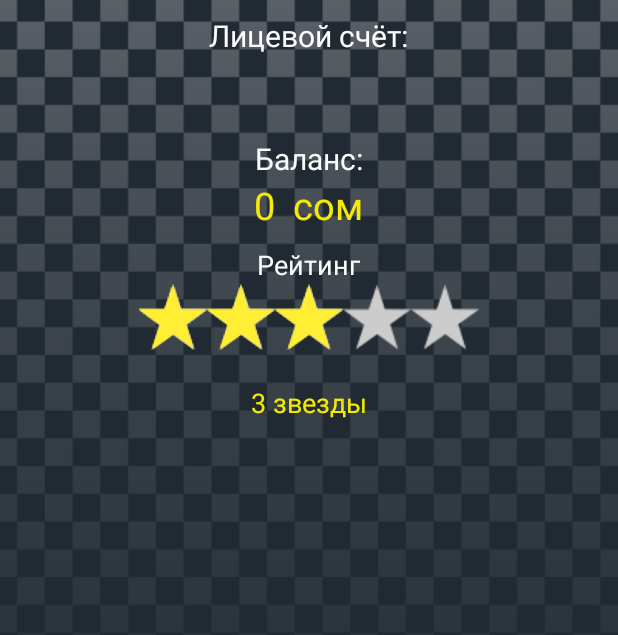
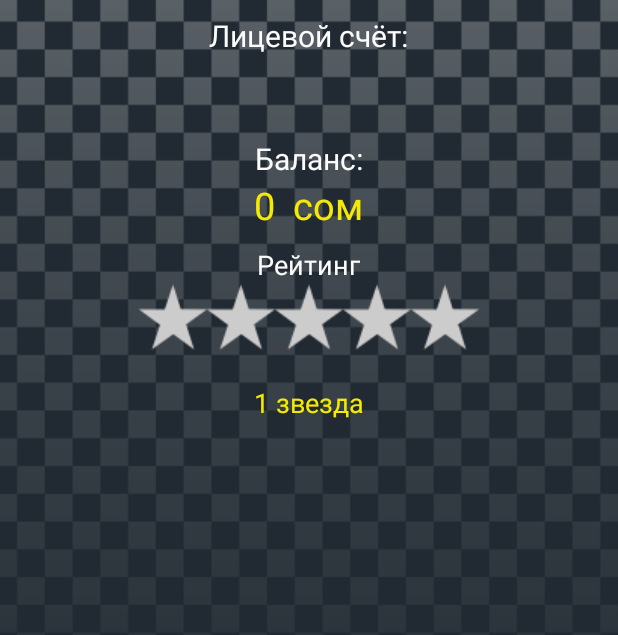
Before and after one commit to Danziamo/taxis, an Android app: the AccountFragment screen opened directly, with no data from a screen before it, on a phone screen of 412 x 824 dp. Shown: the top 635 px of the screen. Run offline under Robolectric (Android 15) with nearby library versions, the phone set to English and light mode, and no system bars.

Commit message:
add rating to account fragment

```diff
--- a/app/src/main/java/taxi/city/citytaxidriver/LoginActivity.java
+++ b/app/src/main/java/taxi/city/citytaxidriver/LoginActivity.java
@@ -294,6 +294,7 @@ public class LoginActivity extends Activity{
                     statusCode = object.getInt("status_code");
                     if (statusCode == HttpStatus.SC_OK) {
                         user.setUser(object);
+                        Helper.saveUserPreferences(LoginActivity.this, user);
                         id = object.getInt("id");
                         JSONObject cars = api.getArrayRequest(null, "usercars/?driver=" + user.id);
                         if (Helper.isSuccess(cars) && cars.has("result") && cars.getJSONArray("result").length() > 0) hasCar = true;
--- a/app/src/main/java/taxi/city/citytaxidriver/core/User.java
+++ b/app/src/main/java/taxi/city/citytaxidriver/core/User.java
@@ -22,6 +22,7 @@ public class User implements Serializable {
     public String dob;
     public String address;
     public String deviceToken;
+    public double rating;
 
     private User() {}
 
@@ -49,6 +50,10 @@ public class User implements Serializable {
         this.dob = json.getString("date_of_birth");
         this.address = json.getString("address");
         this.deviceToken = json.getString("android_token");
+        String ratingSumString = json.getJSONObject("rating").getString("votes__sum");
+        double ratingSum = ratingSumString == null || ratingSumString.equals("null") ? 0 : Double.valueOf(ratingSumString);
+        int ratingCount = json.getJSONObject("rating").getInt("votes__count");
+        this.rating = ratingCount == 0 ? 0 : (int)Math.round(ratingSum/ratingCount);
     }
 
     public String getToken() {
--- a/app/src/main/java/taxi/city/citytaxidriver/fragments/AccountFragment.java
+++ b/app/src/main/java/taxi/city/citytaxidriver/fragments/AccountFragment.java
@@ -1,5 +1,6 @@
 package taxi.city.citytaxidriver.fragments;
 
+import android.media.Rating;
 import android.os.AsyncTask;
 import android.os.Bundle;
 import android.support.v4.app.Fragment;
@@ -7,6 +8,7 @@ import android.util.Log;
 import android.view.LayoutInflater;
 import android.view.View;
 import android.view.ViewGroup;
+import android.widget.RatingBar;
 import android.widget.TextView;
 import android.widget.Toast;
 
@@ -22,6 +24,9 @@ public class AccountFragment extends Fragment {
 
     TextView tvAccountNumber;
     TextView tvAccountBalance;
+    TextView tvRating;
+    RatingBar ratingBar;
+    User user;
     private FetchAccountTask mTask = null;
 
     public static AccountFragment newInstance() {
@@ -35,15 +40,33 @@ public class AccountFragment extends Fragment {
     public View onCreateView(LayoutInflater inflater, ViewGroup container,
                              Bundle savedInstanceState) {
         View rootView = inflater.inflate(R.layout.fragment_account, container, false);
+        user = User.getInstance();
 
         tvAccountNumber = (TextView)rootView.findViewById(R.id.textViewAccountNumber);
         tvAccountBalance = (TextView) rootView.findViewById(R.id.textViewAccountBalance);
+        tvRating = (TextView) rootView.findViewById(R.id.textViewRating);
+        ratingBar = (RatingBar) rootView.findViewById(R.id.ratingBar);
 
         tvAccountNumber.setText(User.getInstance().phone);
         tvAccountBalance.setText(String.valueOf((int)User.getInstance().balance) + "  сом");
+        tvRating.setText(getRatingText(user.rating));
+        ratingBar.setRating((float)user.rating);
 
         fetchTask();
         return rootView;
+    }
+
+    private String getRatingText(double rating) {
+        if (rating <= 1) return "1 звезда";
+        if (rating <= 1.5) return  "1.5 звезды";
+        if (rating <= 2) return  "2 звезды";
+        if (rating <= 2.5) return "2.5 звезды";
+        if (rating <= 3) return  "3 звезды";
+        if (rating <= 3.5) return  "3.5 звезды";
+        if (rating <= 4) return "4 звезды";
+        if (rating <= 4.5) return "4.5 здвезды";
+        if (rating <= 5) return "5 звёзд";
+        return null;
     }
 
     private void fetchTask(){
@@ -59,13 +82,11 @@ public class AccountFragment extends Fragment {
 
         @Override
         protected JSONObject doInBackground(Void... params) {
-            Log.d("Test", String.valueOf(User.getInstance().id));
             return ApiService.getInstance().getRequest(null, "users/" + User.getInstance().id + "/");
         }
 
         @Override
         protected void onPostExecute(final JSONObject result) {
-            Log.d("Test", result.toString());
             mTask = null;
             int statusCode = -1;
             try {
@@ -92,6 +113,13 @@ public class AccountFragment extends Fragment {
         String balance = object.getString("balance");
         double b = balance == null ? 0 : Double.valueOf(balance);
         tvAccountBalance.setText(String.valueOf((int)b) + "  сом");
-        User.getInstance().balance = b;
+        user.balance = b;
+
+        String ratingSumString = object.getJSONObject("rating").getString("votes__sum");
+        double ratingSum = ratingSumString == null || ratingSumString.equals("null") ? 0 : Double.valueOf(ratingSumString);
+        int ratingCount = object.getJSONObject("rating").getInt("votes__count");
+        user.rating = ratingCount == 0 ? 0 : (int)Math.round(ratingSum/ratingCount);
+        ratingBar.setRating((float)user.rating);
+        tvRating.setText(getRatingText(user.rating));
     }
 }
--- a/app/src/main/java/taxi/city/citytaxidriver/utils/Helper.java
+++ b/app/src/main/java/taxi/city/citytaxidriver/utils/Helper.java
@@ -286,6 +286,7 @@ public class Helper {
         user.driverLicenseNumber = settings.getString("license_number", null);
         user.dob = settings.getString("dob", null);
         user.address = settings.getString("address", null);
+        user.rating = (double)settings.getFloat("rating", 0);
         ApiService.getInstance().setToken(user.getToken());
     }
 
@@ -305,6 +306,7 @@ public class Helper {
         editor.putString("license_number", user.driverLicenseNumber);
         editor.putString("dob", user.dob);
         editor.putString("address", user.address);
+        editor.putFloat("rating", (float)user.rating);
         editor.apply();
     }
 
--- a/app/src/main/res/layout/fragment_account.xml
+++ b/app/src/main/res/layout/fragment_account.xml
@@ -66,16 +66,17 @@
             android:layout_width="wrap_content"
             android:layout_height="wrap_content"
             android:numStars="5"
-            android:stepSize="1"
+            android:stepSize="0.5"
+            android:isIndicator="true"
             android:rating="2.5"
             android:layout_gravity="center"/>
         <TextView
-            android:id="@+id/textrating"
+            android:id="@+id/textViewRating"
             android:layout_gravity="center"
             style="@style/TextSubTitle"
             android:textColor="@color/lime"
             android:layout_width="wrap_content"
             android:layout_height="wrap_content"
-            android:text="3 звезды"/>
+            android:text=""/>
     </LinearLayout>
 </RelativeLayout>
```
